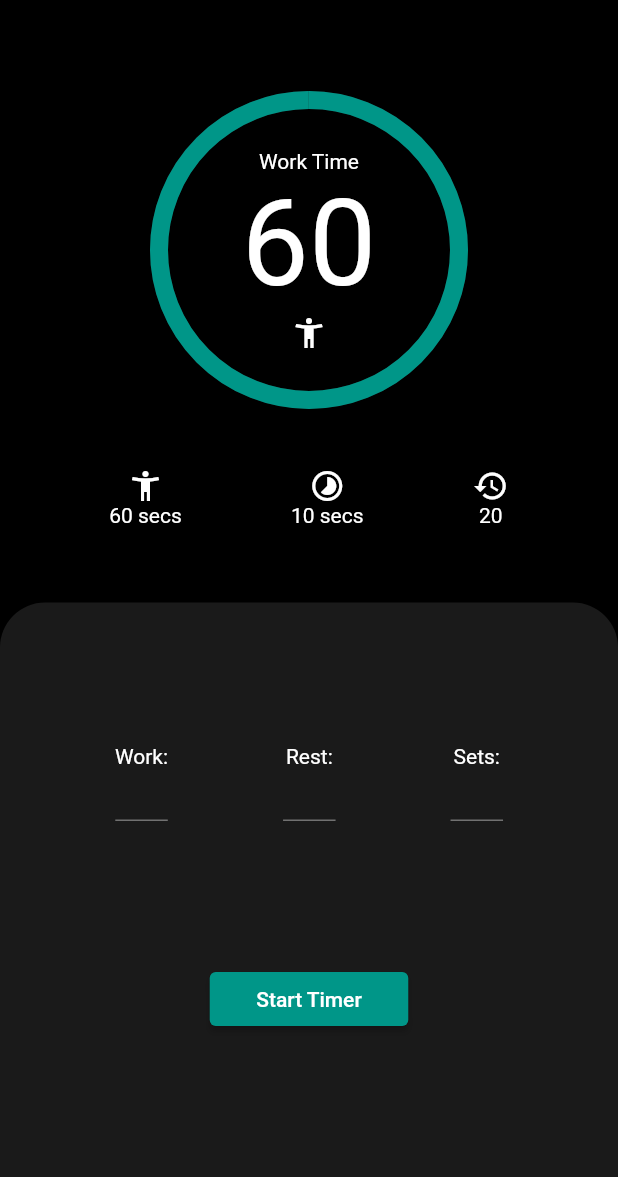
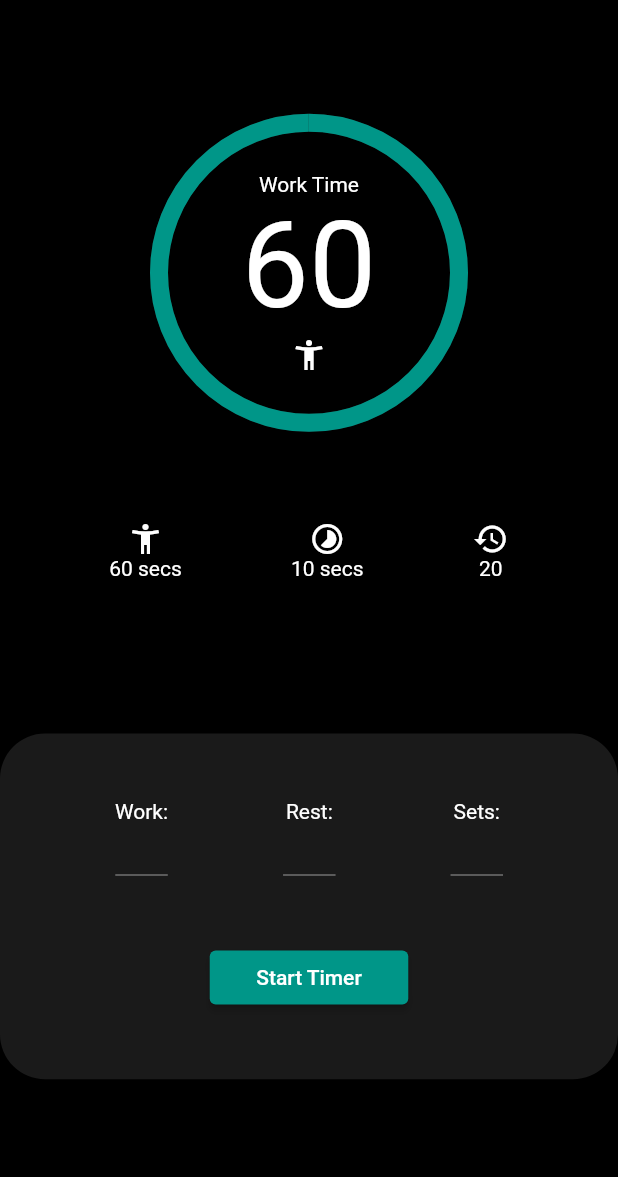
Before and after one commit to DjorroDev/Workout-Timer-flutter, a Flutter app: the screen it shows after launch, on a phone screen of 412 x 824 dp, the part 59-1236 px from its top. Run offline on Flutter 3.47's test engine with Material 2 defaults, Android fonts, the phone set to English and light mode, and no system bars; our stand-ins replace audioplayers, wakelock.

Commit message:
Change and adjust UI from different ratio screen

```diff
--- a/lib/main.dart
+++ b/lib/main.dart
@@ -139,16 +139,12 @@ class _MyHomePageState extends State<MyHomePage> {
             SliverFillRemaining(
               hasScrollBody: false,
               child: Column(
-                mainAxisAlignment: MainAxisAlignment.start,
+                mainAxisAlignment: MainAxisAlignment.spaceEvenly,
                 children: [
-                  SizedBox(
-                    height: 50,
-                  ),
-                  buildTimer(),
-                  SizedBox(
-                    height: 45,
-                  ),
-                  Row(
+                  Flexible(flex: 6, child: buildTimer()),
+                  Flexible(
+                    flex: 1,
+                    child: Row(
                       mainAxisAlignment: MainAxisAlignment.spaceEvenly,
                       children: [
                         Column(
@@ -171,16 +167,17 @@ class _MyHomePageState extends State<MyHomePage> {
                         ),
                       ],
                     ),
-                  SizedBox(
-                    height: 50,
                   ),
-                  Expanded(
+                  Flexible(
+                      flex: 3,
                       child: Container(
                         decoration: BoxDecoration(
                           color: Colors.white10,
                           borderRadius: BorderRadius.only(
                               topRight: Radius.circular(30),
-                          topLeft: Radius.circular(30)),
+                              topLeft: Radius.circular(30),
+                              bottomRight: Radius.circular(30),
+                              bottomLeft: Radius.circular(30)),
                         ),
                         child: Column(
                           mainAxisAlignment: MainAxisAlignment.spaceEvenly,
```
Lines whose indentation alone changed are shown as unchanged.
